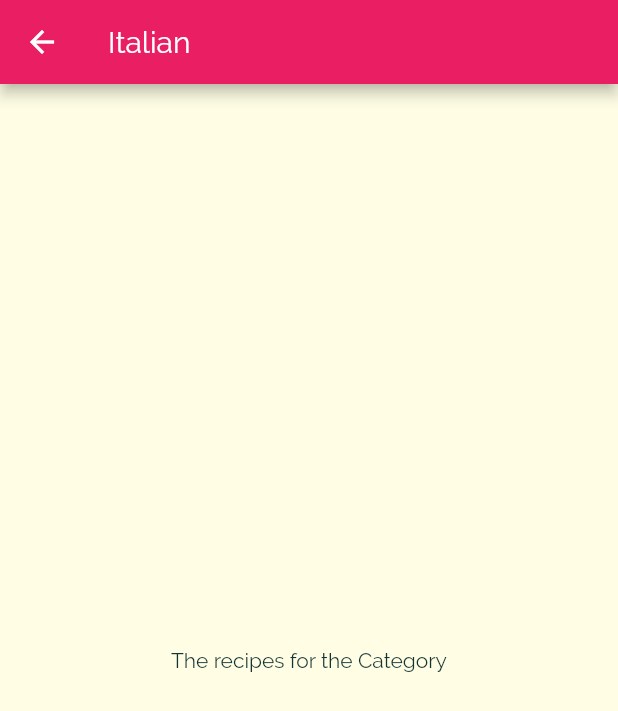
After one commit to tbrams/flutter_meals, a Flutter app: the screen it shows after launch, after a tap on "Italian", on a phone screen of 412 x 824 dp. The commit adds this screen. Shown: the top 711 px of the screen. Run offline on Flutter 3.47's test engine with Material 2 defaults, Android fonts, the phone set to English and light mode, and no system bars.

Commit message:
Simple detail page navigation  - constructor args

```diff
--- a/lib/categories_screen.dart
+++ b/lib/categories_screen.dart
@@ -7,11 +7,16 @@ class CategoriesScreen extends StatelessWidget {
   @override
   Widget build(BuildContext context) {
     return Scaffold(
-      appBar: AppBar(title: const Text('Super Meals',),),
+      appBar: AppBar(
+        title: const Text(
+          'Super Meals',
+        ),
+      ),
       body: GridView(
         padding: const EdgeInsets.all(25),
         children: DUMMY_CATEGORIES
             .map((catData) => CategoryItem(
+                  catData.id,
                   catData.title,
                   catData.color,
                 ))
--- a/lib/category_item.dart
+++ b/lib/category_item.dart
@@ -1,14 +1,30 @@
 import 'package:flutter/material.dart';
+import 'package:foods/category_meals_screen.dart';
 
 class CategoryItem extends StatelessWidget {
+  final String id;
   final String title;
   final Color color;
 
-  CategoryItem(this.title, this.color);
+  CategoryItem(this.id, this.title, this.color);
+
+  void selectCategory(BuildContext ctx) {
+    Navigator.of(ctx).push(
+      MaterialPageRoute(
+        builder: (_) {
+          return CategoryMealsScreen(id, title);
+        },
+      ),
+    );
+  }
 
   @override
   Widget build(BuildContext context) {
-    return Container(
+    return InkWell(
+      onTap: () => selectCategory(context),
+      splashColor: Theme.of(context).primaryColor,
+      borderRadius: BorderRadius.circular(15),
+      child: Container(
         padding: const EdgeInsets.all(15),
         child: Text(
           title,
@@ -25,6 +41,7 @@ class CategoryItem extends StatelessWidget {
           ),
           borderRadius: BorderRadius.circular(15),
         ),
+      ),
     );
   }
 }
--- /dev/null
+++ b/lib/category_meals_screen.dart
@@ -0,0 +1,20 @@
+import 'package:flutter/material.dart';
+
+class CategoryMealsScreen extends StatelessWidget {
+  final String categoryId;
+  final String categoryName;
+
+  CategoryMealsScreen(this.categoryId, this.categoryName);
+
+  @override
+  Widget build(BuildContext context) {
+    return Scaffold(
+      appBar: AppBar(
+        title: Text(categoryName),
+      ),
+      body: Center(
+        child: Text('The recipes for the Category'),
+      ),
+    );
+  }
+}
```
Lines whose indentation alone changed are shown as unchanged.
